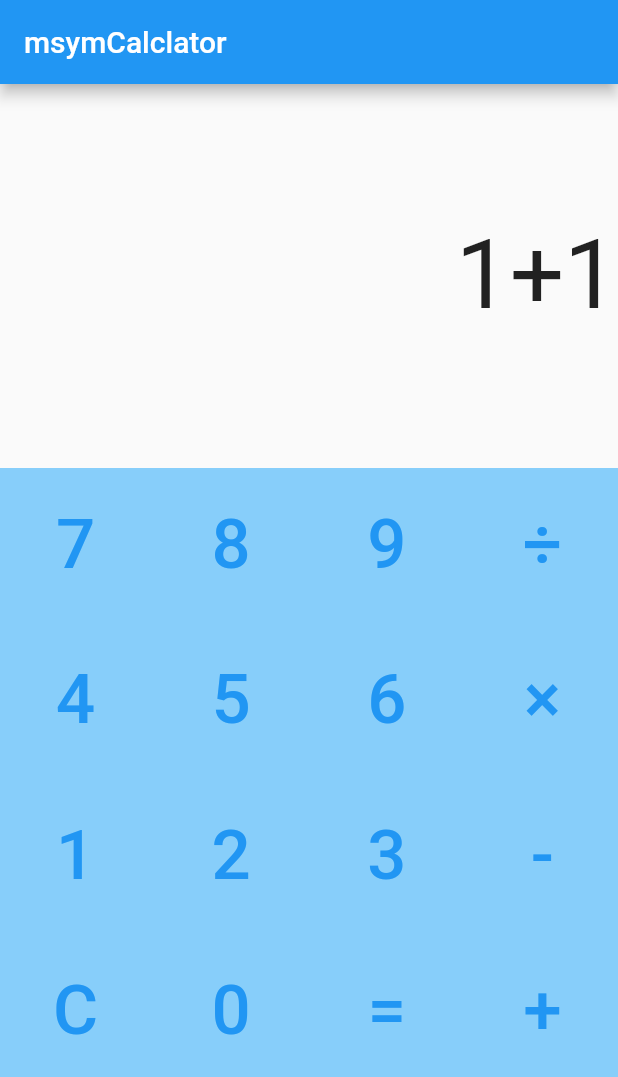
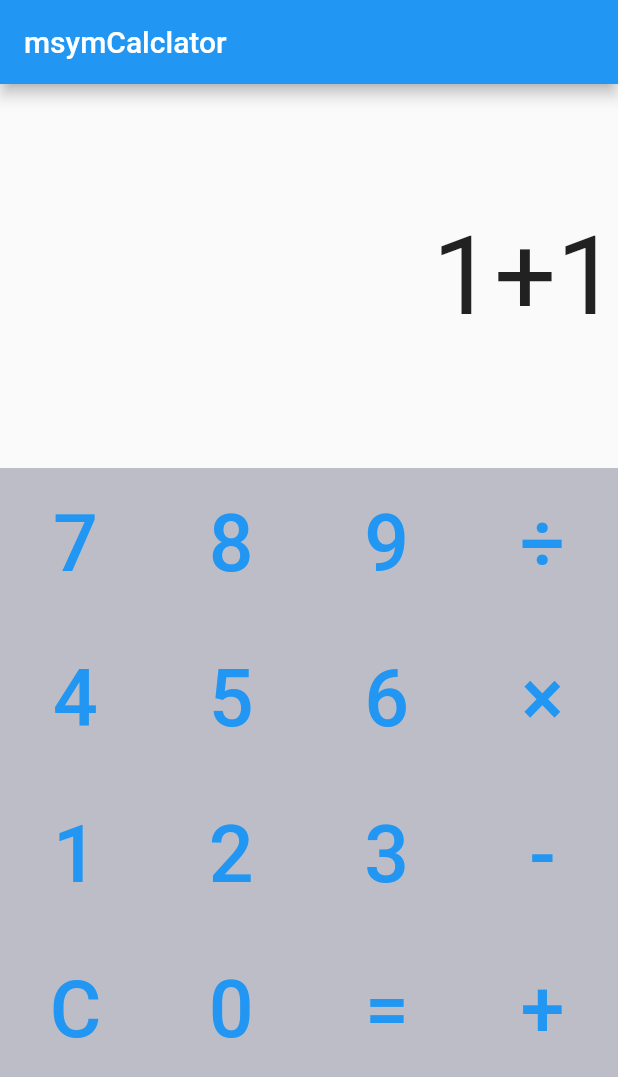
Before and after one commit to mxmx-wsus/calc_app2, a Flutter app: the screen it shows after launch, on a phone screen of 412 x 824 dp. Shown: the top 1077 px of the screen. Run offline on Flutter 3.47's test engine with Material 2 defaults, Android fonts, the phone set to English and light mode, and no system bars; our stand-ins replace flutter_screenutil.

Commit message:
レスポンシブ対応#1

```diff
--- a/lib/keybord.dart
+++ b/lib/keybord.dart
@@ -1,4 +1,5 @@
 import 'package:flutter/material.dart';
+import 'package:flutter_screenutil/flutter_screenutil.dart';
 
 //==============================================================================
 // キーボード
@@ -10,7 +11,7 @@ class CalcKeyboard extends StatelessWidget {
         flex: 2,
         child: Center(
             child: Container(
-              color: const Color(0xff87cefa),
+              color: const Color(0x71717187),
               child: GridView.count(
                 crossAxisCount: 4,
                 mainAxisSpacing: 3.0,
@@ -22,7 +23,7 @@ class CalcKeyboard extends StatelessWidget {
                   'C', '0', '=', '+',
                 ].map((key) {
                   return GridTile(
-                    child: Button(key),
+                    child: CalcButton(key),
                   );
                 }).toList(),
               ),
@@ -33,18 +34,18 @@ class CalcKeyboard extends StatelessWidget {
 }
 
 // キーボタン
-class Button extends StatelessWidget {
+class CalcButton extends StatelessWidget {
   // ignore: prefer_typing_uninitialized_variables
   final _key;
   // ignore: use_key_in_widget_constructors
-  const Button(this._key);
+  const CalcButton(this._key);
   @override
   Widget build(BuildContext context) {
     return TextButton(
       child: Center(
         child: Text(
           _key,
-          style: const TextStyle(fontSize: 46.0),
+          style:  TextStyle(fontSize: 46.0.sp),
         ),
       ),
       onPressed: (){
--- a/lib/main.dart
+++ b/lib/main.dart
@@ -1,6 +1,7 @@
 // 他ファイルとの紐付け
 //「material.dart」は、マテリアルデザインのUIがまとめられたパッケージです
 import 'package:flutter/material.dart';
+import 'package:flutter_screenutil/flutter_screenutil.dart';
 import 'keybord.dart';
 import 'text_data.dart';
 import 'textfield.dart';
@@ -23,7 +24,11 @@ class MyApp extends StatelessWidget {
   const MyApp({Key? key}) : super(key: key);
   @override
   Widget build(BuildContext context) {
-    return MaterialApp(
+    return ScreenUtilInit(
+        designSize: const Size(360, 690),
+        minTextAdapt: true,
+        splitScreenMode: true,
+        builder: () => MaterialApp(
       home: Scaffold(
         // Scaffold内にappBarやbodyなどの箱を作成する。
           appBar: AppBar(
@@ -37,6 +42,7 @@ class MyApp extends StatelessWidget {
             ],
           ),
       ),
+    )
     );
   }
   }
--- a/lib/textfield.dart
+++ b/lib/textfield.dart
@@ -1,4 +1,5 @@
 import 'package:flutter/material.dart';
+import 'package:flutter_screenutil/flutter_screenutil.dart';
 
 
 //==============================================================================
@@ -16,8 +17,8 @@ class MainDisplay extends StatelessWidget {
           alignment: Alignment.centerRight,
           child: Text(
               _displayController,
-              style: const TextStyle(
-                fontSize: 64.0,
+              style:  TextStyle(
+                fontSize: 64.0.sp,
               ),
             ),
           ),
```
Also changed, not shown: pubspec.yaml (+6 -1 lines), assets/images/calcicons.png (added), pubspec.lock.
